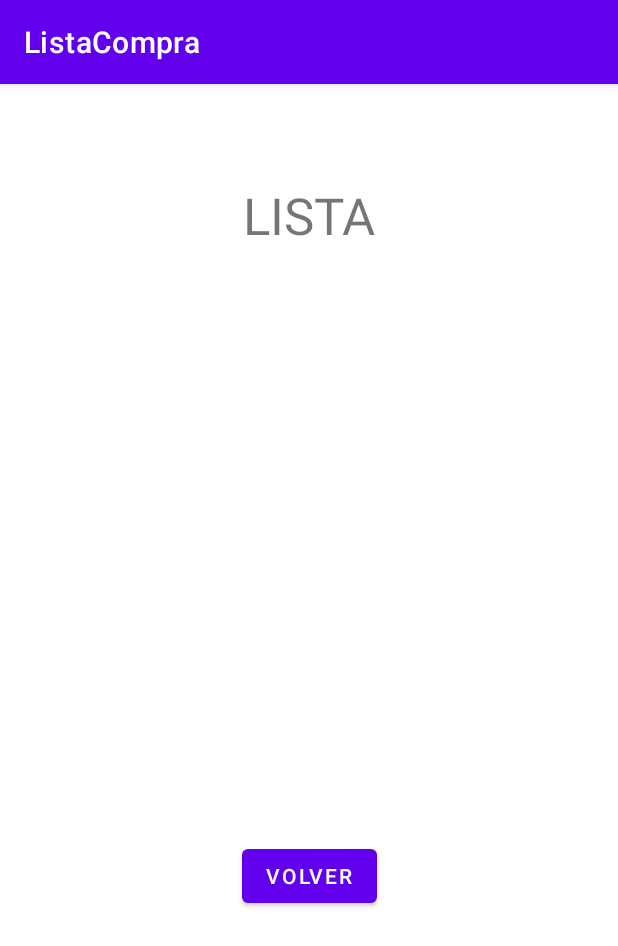
After one commit to hyunkelt10/listaCompra, an Android app: the ResultActivity screen opened directly, with no data from a screen before it, on a phone screen of 412 x 824 dp. The commit adds this screen. Shown: the top 946 px of the screen. Run offline under Robolectric (Android 15) with nearby library versions, the phone set to English and light mode, and no system bars.

Commit message:
Commit Funcionando

```diff
--- a/app/src/main/AndroidManifest.xml
+++ b/app/src/main/AndroidManifest.xml
@@ -14,6 +14,9 @@
         android:theme="@style/Theme.ListaCompra"
         tools:targetApi="31">
         <activity
+            android:name=".ResultActivity"
+            android:exported="false" />
+        <activity
             android:name=".MainActivity"
             android:exported="true">
             <intent-filter>
--- /dev/null
+++ b/app/src/main/java/com/example/listacompra/ResultActivity.kt
@@ -0,0 +1,33 @@
+package com.example.listacompra
+
+import androidx.appcompat.app.AppCompatActivity
+import android.os.Bundle
+import android.widget.Toast
+import com.example.listacompra.databinding.ActivityResultBinding
+
+class ResultActivity : AppCompatActivity() {
+    private lateinit var b:ActivityResultBinding
+    override fun onCreate(savedInstanceState: Bundle?) {
+        super.onCreate(savedInstanceState)
+        b = ActivityResultBinding.inflate(layoutInflater)
+        setContentView(b.root)
+        b.tvLista.text = "LISTA\n\n"
+        val myExtras = intent.extras
+        if (myExtras != null){
+            val keys = myExtras.keySet()
+            for (key in keys){
+                b.tvLista.text = b.tvLista.text.toString()
+                    .plus("$key:\t\t\t${myExtras.get(key)}\n")
+                println("key: $key\tvalue: ${myExtras.get(key)}")
+            }
+        }
+        b.btnVolver.setOnClickListener {
+
+
+        }
+
+    }
+    fun msj (str:String){
+        Toast.makeText(this, str, Toast.LENGTH_LONG).show()
+    }
+}
--- a/app/src/main/res/layout/activity_main.xml
+++ b/app/src/main/res/layout/activity_main.xml
@@ -51,9 +51,10 @@
         android:autofillHints="" />
 
     <Button
-        android:id="@+id/button"
+        android:id="@+id/btnAdd"
         android:layout_width="wrap_content"
         android:layout_height="wrap_content"
+        android:onClick="addItem"
         android:text="@string/btn_add"
         app:layout_constraintBottom_toBottomOf="parent"
         app:layout_constraintEnd_toEndOf="parent"
@@ -65,6 +66,7 @@
         android:id="@+id/btnEnviar"
         android:layout_width="wrap_content"
         android:layout_height="wrap_content"
+        android:onClick="nextActivity"
         android:text="@string/btn_send"
         app:layout_constraintBottom_toBottomOf="parent"
         app:layout_constraintEnd_toEndOf="parent"
--- /dev/null
+++ b/app/src/main/res/layout/activity_result.xml
@@ -0,0 +1,32 @@
+<?xml version="1.0" encoding="utf-8"?>
+<androidx.constraintlayout.widget.ConstraintLayout xmlns:android="http://schemas.android.com/apk/res/android"
+    xmlns:app="http://schemas.android.com/apk/res-auto"
+    xmlns:tools="http://schemas.android.com/tools"
+    android:layout_width="match_parent"
+    android:layout_height="match_parent"
+    tools:context=".ResultActivity">
+
+    <TextView
+        android:id="@+id/tvLista"
+        android:layout_width="wrap_content"
+        android:layout_height="wrap_content"
+        android:textSize="34sp"
+        app:layout_constraintBottom_toBottomOf="parent"
+        app:layout_constraintEnd_toEndOf="parent"
+        app:layout_constraintStart_toStartOf="parent"
+        app:layout_constraintTop_toTopOf="parent"
+        app:layout_constraintVertical_bias="0.1"
+        tools:text="DATOS" />
+
+    <Button
+        android:id="@+id/btnVolver"
+        android:layout_width="wrap_content"
+        android:layout_height="wrap_content"
+        android:text="@string/btn_volver"
+        app:layout_constraintBottom_toBottomOf="parent"
+        app:layout_constraintEnd_toEndOf="parent"
+        app:layout_constraintHorizontal_bias="0.5"
+        app:layout_constraintStart_toStartOf="parent"
+        app:layout_constraintTop_toTopOf="parent"
+        app:layout_constraintVertical_bias="0.7" />
+</androidx.constraintlayout.widget.ConstraintLayout>
```
Also changed, not shown: app/src/main/java/com/example/listacompra/MainActivity.kt (+26 -0 lines).
